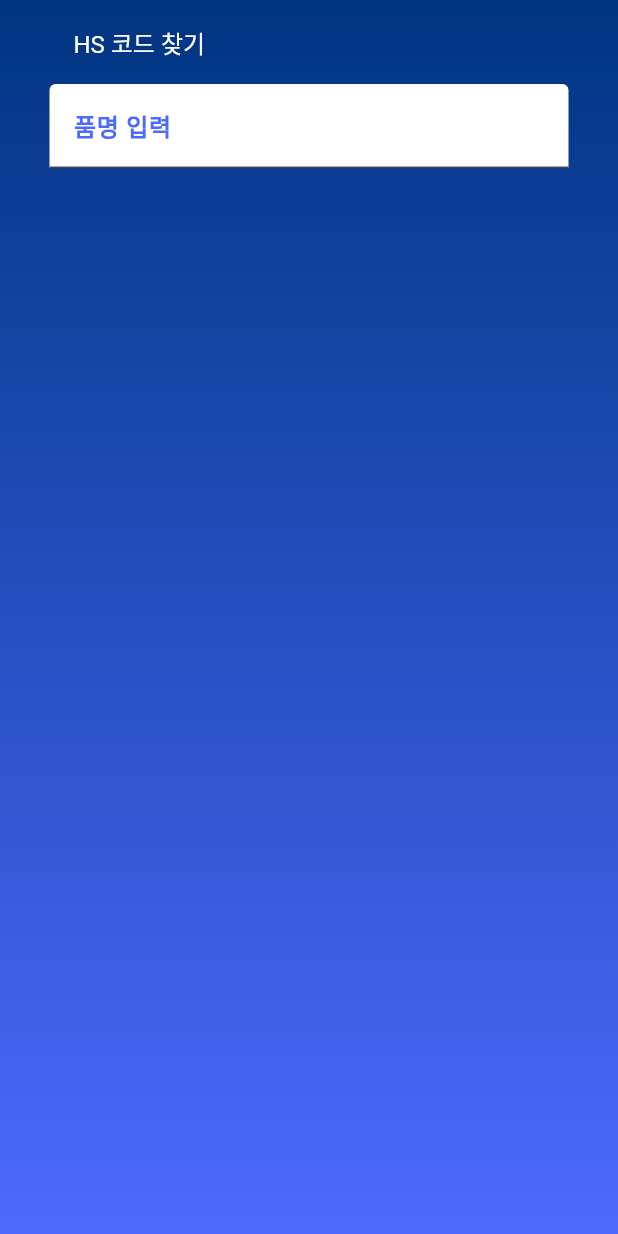
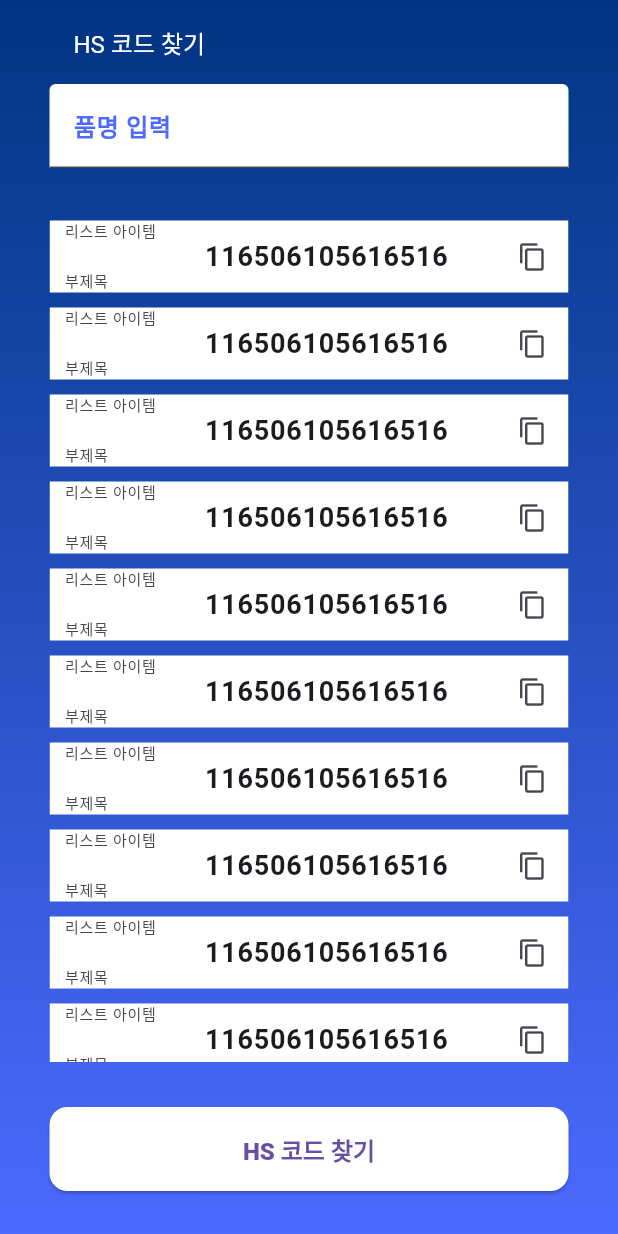
Before and after one commit to icecrao2/tarrific_calc, a Flutter app: the screen it shows after launch, on a phone screen of 412 x 824 dp. Run offline on Flutter 3.47's test engine with Material 3 defaults, Android fonts, the phone set to English and light mode, and no system bars.

Commit message:
search hs code 화면 ui 구성

```diff
--- a/lib/main.dart
+++ b/lib/main.dart
@@ -24,8 +24,15 @@ class MyApp extends StatelessWidget {
             labelStyle: TextStyle(
                 color: Color.fromRGBO(76, 106, 255, 1),
                 fontWeight: FontWeight.w700),
-            )),
-        home: GestureDetector(
+          ),
+          listTileTheme: const ListTileThemeData(
+            tileColor: Colors.white,
+          )
+        ),
+        home: SafeArea(
+          bottom: true,
+          top: false,
+          child: GestureDetector(
             onTap: () {
               FocusManager.instance.primaryFocus?.unfocus();
             },
@@ -42,6 +49,7 @@ class MyApp extends StatelessWidget {
                   ),
                 ),
                 child: SearchHsScreen()),
+          )
         ));
   }
 }
--- /dev/null
+++ b/lib/presentation/search_hs/components/_list/hs_code_list_component.dart
@@ -0,0 +1,63 @@
+import 'package:flutter/material.dart';
+
+class HsCodeListComponent extends StatelessWidget {
+  const HsCodeListComponent({super.key});
+
+  @override
+  Widget build(BuildContext context) {
+    return Material(
+      color: Colors.transparent,
+      child: ListView.builder(
+        itemCount: 20,
+        shrinkWrap: true,
+        itemBuilder: (_, index) {
+          return Padding(
+            padding: const EdgeInsets.symmetric(vertical: 5),
+            child: ListTile(
+              key: ValueKey(index),
+              contentPadding: const EdgeInsets.only(left: 10, right: 0),
+              leading: const Column(
+                mainAxisAlignment: MainAxisAlignment.spaceBetween,
+                crossAxisAlignment: CrossAxisAlignment.start,
+                children: [
+                  Text(
+                    '리스트 아이템',
+                    style: TextStyle(
+                      fontSize: 10,
+                      fontWeight: FontWeight.w500,
+                    ),
+                  ),
+                  Text(
+                    '부제목',
+                    style: TextStyle(
+                      fontSize: 10,
+                      fontWeight: FontWeight.w500,
+                    ),
+                  ),
+                ],
+              ),
+              title: const Center(
+                child: Text(
+                  '116506105616516',
+                  style: TextStyle(
+                    fontSize: 18,
+                    fontWeight: FontWeight.w600,
+                  ),
+                ),
+              ),
+              trailing: IconButton(
+                  onPressed: () {
+                    print('fewfew');
+                  },
+                  icon: const Icon(
+                    Icons.copy,
+                    size: 20,
+                  )),
+              dense: true,
+            ),
+          );
+        },
+      ),
+    );
+  }
+}
--- /dev/null
+++ b/lib/presentation/search_hs/components/_search_button/search_hs_code_button_component.dart
@@ -0,0 +1,21 @@
+import 'package:flutter/material.dart';
+
+class SearchHsCodeButtonComponent extends StatelessWidget {
+  const SearchHsCodeButtonComponent({super.key});
+
+  @override
+  Widget build(BuildContext context) {
+    return SizedBox(
+      height: 56,
+      width: double.infinity,
+      child: ElevatedButton(
+        onPressed: () {},
+        child: Text("HS 코드 찾기"),
+        style: ElevatedButton.styleFrom(
+          textStyle: TextStyle(fontSize: 16, fontWeight: FontWeight.w800),
+          backgroundColor: Colors.white,
+          shape: RoundedRectangleBorder(
+            borderRadius: BorderRadius.circular(12)))),
+    );
+  }
+}
--- a/lib/presentation/search_hs/search_hs_screen.dart
+++ b/lib/presentation/search_hs/search_hs_screen.dart
@@ -1,5 +1,8 @@
 import 'package:flutter/material.dart';
 import 'package:tariff_calc/presentation/search_hs/components/_text_field/search_hs_text_field_component.dart';
+
+import 'components/_list/hs_code_list_component.dart';
+import 'components/_search_button/search_hs_code_button_component.dart';
 
 class SearchHsScreen extends StatelessWidget {
 
@@ -15,9 +18,14 @@ class SearchHsScreen extends StatelessWidget {
       ),
       body: Column(
         children: [
-          SearchHsTextFieldComponent()
+          SearchHsTextFieldComponent(),
+          const SizedBox(height: 30,),
+          const Flexible(child: HsCodeListComponent(),),
+          const SizedBox(height: 30,),
+          const SearchHsCodeButtonComponent(),
+          const SizedBox(height: 30,),
         ],
-      ),
+      )
     );
   }
 }
```
Lines whose indentation alone changed are shown as unchanged.
